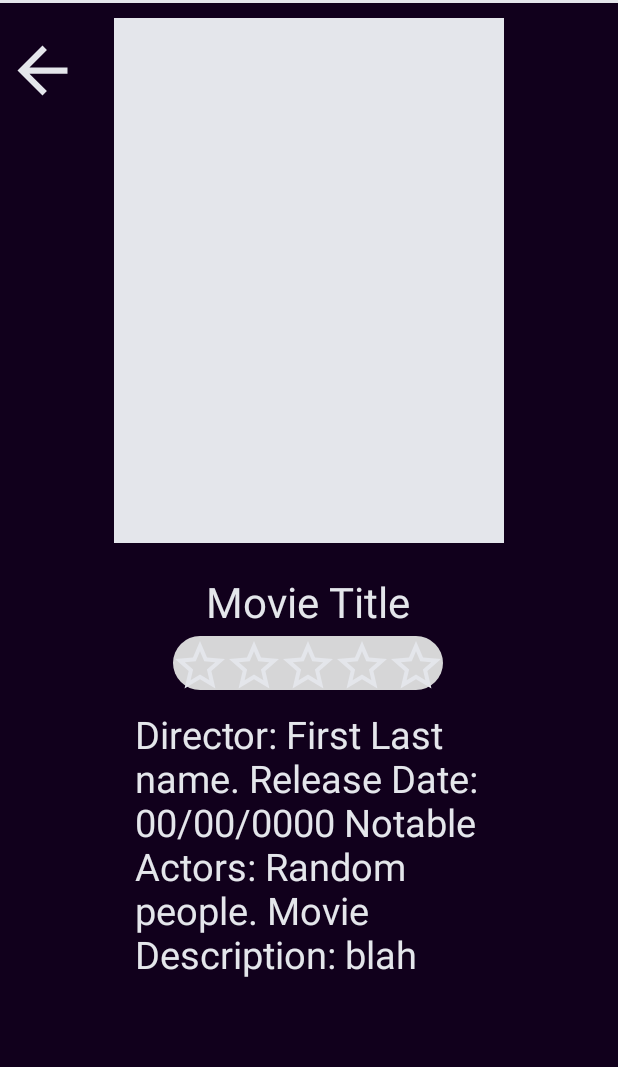
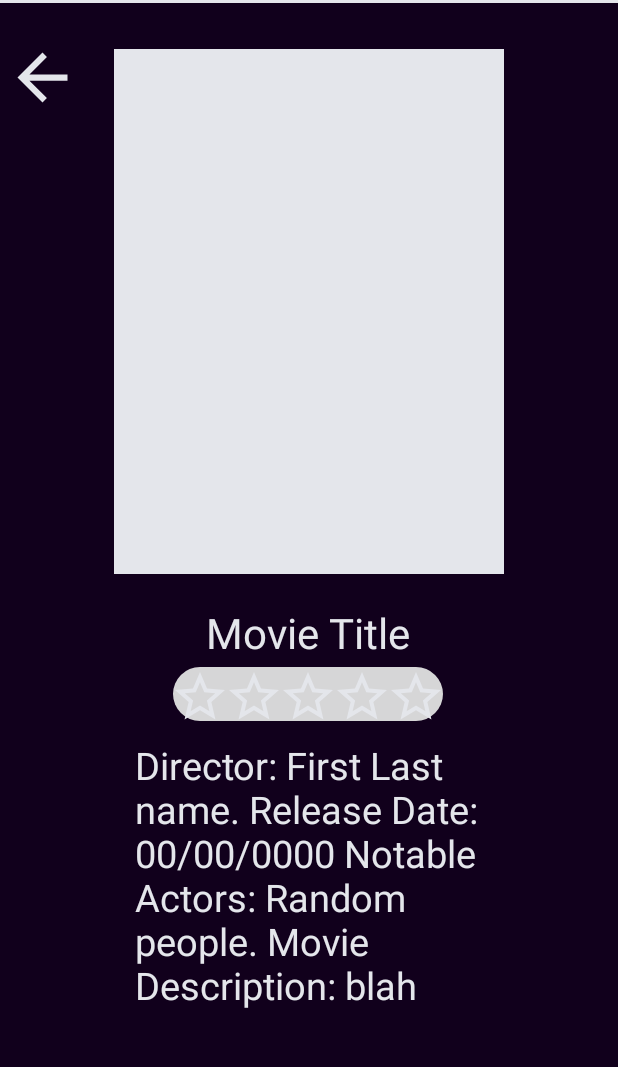
Before and after one commit to MaryGaney/CineCritique, an Android app built with Jetpack Compose: the layout activity_ind_movie.xml on its own in the app's theme, with its tools: preview values and no code run, on a phone screen of 412 x 824 dp, the part 73-1140 px from its top. Run offline under Robolectric (Android 15) with nearby library versions, the light colour scheme and no system bars.

Commit message:
remove rating button showing up, scrollable view fixed

```diff
--- a/app/src/main/res/layout/activity_ind_movie.xml
+++ b/app/src/main/res/layout/activity_ind_movie.xml
@@ -42,8 +42,8 @@
     <ScrollView
         android:id="@+id/scrollView2"
         android:layout_width="match_parent"
-        android:layout_height="900dp"
-
+        android:layout_height="match_parent"
+        android:layout_marginTop="55dp"
         android:paddingTop="10dp"
         app:layout_constraintTop_toBottomOf="@id/horzLine">
 
@@ -76,7 +76,7 @@
                 app:layout_constraintEnd_toEndOf="parent"
                 app:layout_constraintHorizontal_bias="0.516"
                 app:layout_constraintStart_toStartOf="parent"
-                app:layout_constraintTop_toBottomOf="@+id/horzLine" />
+                app:layout_constraintTop_toTopOf="parent" />
 
             <TextView
                 android:id="@+id/movieTitle"
@@ -150,11 +150,11 @@
             <TextView
                 android:id="@+id/movieDescription"
                 android:layout_width="238dp"
-                android:layout_height="match_parent"
+                android:layout_height="wrap_content"
                 android:layout_marginStart="90dp"
                 android:layout_marginTop="12dp"
                 android:layout_marginEnd="83dp"
-                android:layout_marginBottom="1dp"
+                android:layout_marginBottom="20dp"
                 android:text="Director: First Last name. Release Date: 00/00/0000 Notable Actors: Random people. Movie Description: blah"
                 android:textColor="@color/white"
                 android:textSize="25sp"
```
